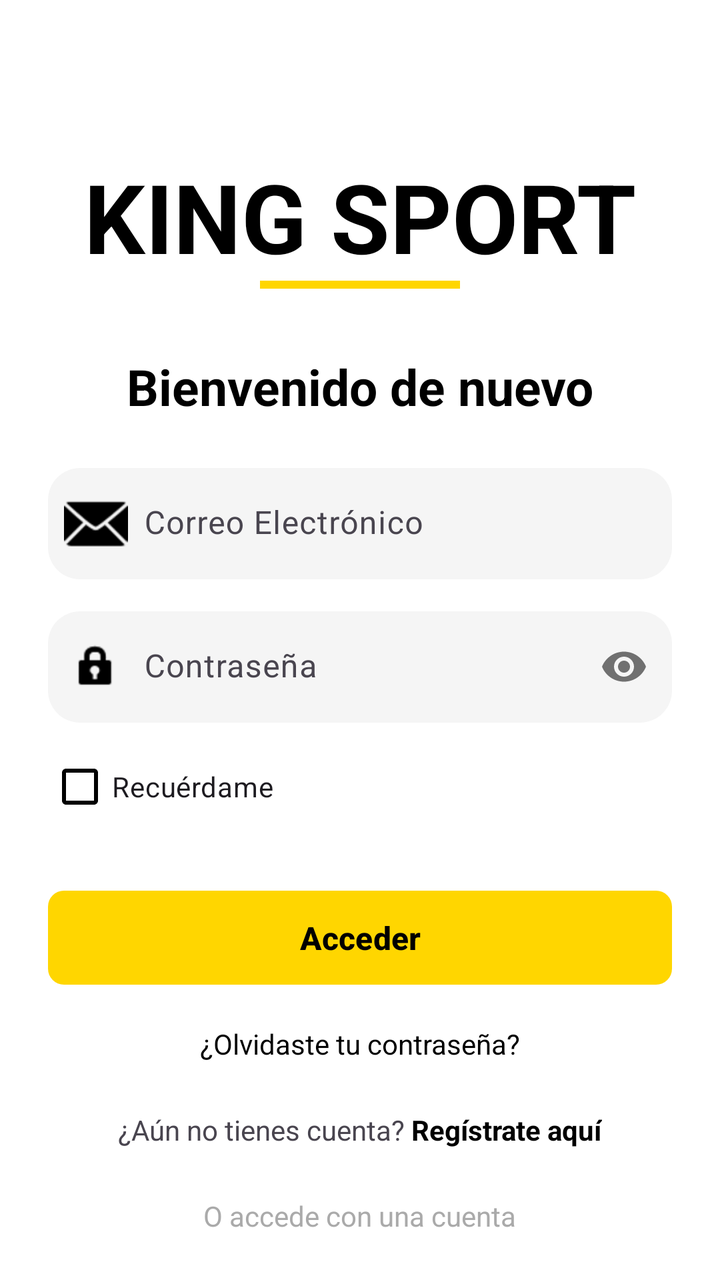
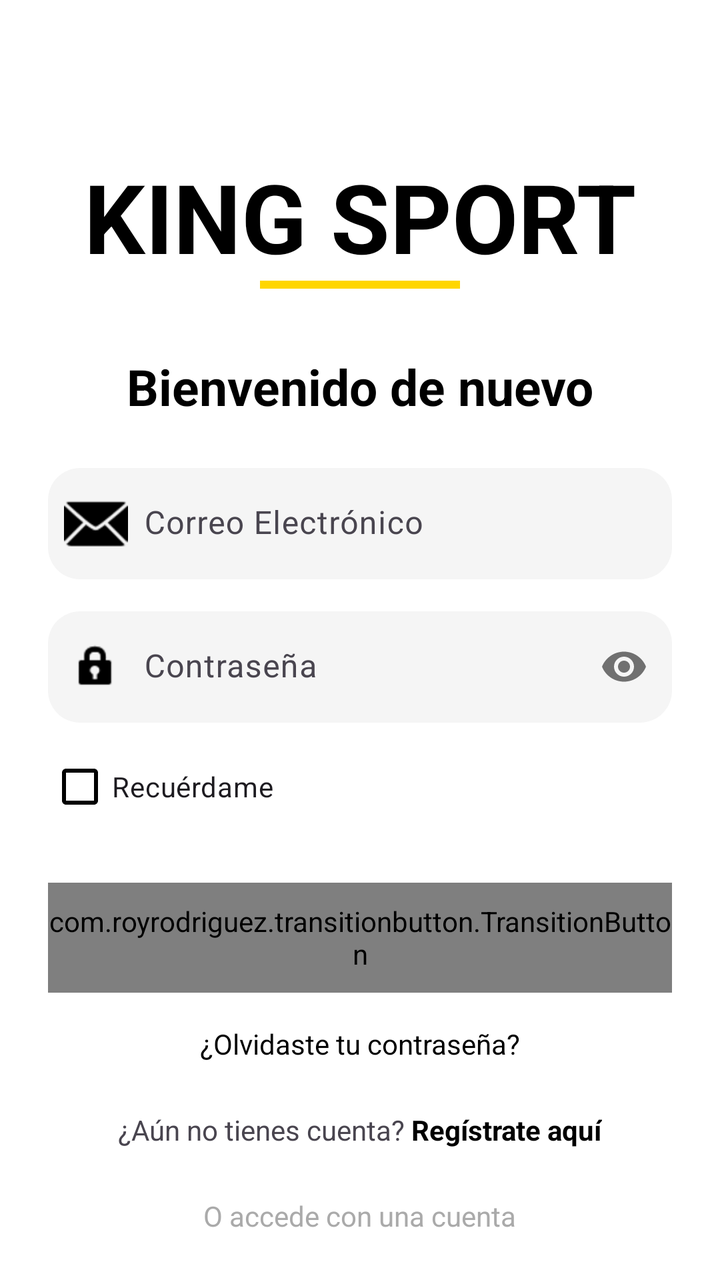

An Android layout rendered at two revisions. The XML below is the earlier revision; the diff shows what the commit changed to produce the second picture.
<!-- AndroidManifest.xml: application theme Theme.AppGimnasio -->
<!-- res/layout/activity_login.xml -->
<?xml version="1.0" encoding="utf-8"?>
<LinearLayout xmlns:android="http://schemas.android.com/apk/res/android"
    xmlns:app="http://schemas.android.com/apk/res-auto"
    xmlns:tools="http://schemas.android.com/tools"
    android:id="@+id/main"
    android:layout_width="match_parent"
    android:layout_height="match_parent"
    android:orientation="vertical"
    android:background="@color/white"
    android:padding="16dp">

    <androidx.constraintlayout.widget.ConstraintLayout
        android:layout_width="match_parent"
        android:layout_height="wrap_content">

        <TextView
            android:id="@+id/tvLogo"
            android:layout_width="wrap_content"
            android:layout_height="wrap_content"
            android:layout_marginTop="60dp"
            android:text="KING SPORT"
            android:textColor="@color/black"
            android:textSize="48sp"
            android:textStyle="bold"
            app:layout_constraintEnd_toEndOf="parent"
            app:layout_constraintStart_toStartOf="parent"
            app:layout_constraintTop_toTopOf="parent" />

        <View
            android:layout_width="100dp"
            android:layout_height="4dp"
            android:background="@color/yellow_gym"
            app:layout_constraintTop_toBottomOf="@id/tvLogo"
            app:layout_constraintStart_toStartOf="@id/tvLogo"
            app:layout_constraintEnd_toEndOf="@id/tvLogo"/>

    </androidx.constraintlayout.widget.ConstraintLayout>

    <TextView
        style="@style/titulo"
        android:layout_width="match_parent"
        android:layout_height="wrap_content"
        android:layout_marginTop="32dp"
        android:layout_marginBottom="24dp"
        android:text="Bienvenido de nuevo" />

    <com.google.android.material.textfield.TextInputLayout
        android:layout_width="match_parent"
        android:layout_height="wrap_content"
        android:layout_marginHorizontal="8dp"
        android:layout_marginBottom="16dp"
        app:boxBackgroundColor="#F5F5F5"
        app:boxBackgroundMode="filled"
        app:boxCornerRadiusBottomEnd="16dp"
        app:boxCornerRadiusBottomStart="16dp"
        app:boxCornerRadiusTopEnd="16dp"
        app:boxCornerRadiusTopStart="16dp"
        app:boxStrokeWidth="0dp"
        app:startIconDrawable="@android:drawable/ic_dialog_email"
        app:startIconTint="@color/black">

        <com.google.android.material.textfield.TextInputEditText
            android:id="@+id/etEmail"
            android:layout_width="match_parent"
            android:layout_height="wrap_content"
            android:hint="Correo Electrónico"
            android:inputType="textEmailAddress"
            android:paddingStart="48dp" />

    </com.google.android.material.textfield.TextInputLayout>

    <com.google.android.material.textfield.TextInputLayout
        android:layout_width="match_parent"
        android:layout_height="wrap_content"
        android:layout_marginHorizontal="8dp"
        app:boxBackgroundColor="#F5F5F5"
        app:boxBackgroundMode="filled"
        app:boxCornerRadiusBottomEnd="16dp"
        app:boxCornerRadiusBottomStart="16dp"
        app:boxCornerRadiusTopEnd="16dp"
        app:boxCornerRadiusTopStart="16dp"
        app:boxStrokeWidth="0dp"
        app:passwordToggleEnabled="true"
        app:startIconDrawable="@android:drawable/ic_lock_idle_lock"
        app:startIconTint="@color/black">

        <com.google.android.material.textfield.TextInputEditText
            android:id="@+id/etPassword"
            android:layout_width="match_parent"
            android:layout_height="wrap_content"
            android:hint="Contraseña"
            android:inputType="textPassword"
            android:paddingStart="48dp" />

    </com.google.android.material.textfield.TextInputLayout>

    <CheckBox
        android:id="@+id/cbRemember"
        android:layout_width="match_parent"
        android:layout_height="wrap_content"
        android:layout_marginHorizontal="8dp"
        android:layout_marginTop="8dp"
        android:text="Recuérdame"
        android:buttonTint="@color/black" />

    <com.google.android.material.button.MaterialButton
        android:id="@+id/btnLogin"
        style="@style/btnPrimary"
        android:layout_width="match_parent"
        android:layout_height="55dp"
        android:layout_marginHorizontal="8dp"
        android:layout_marginTop="24dp"
        android:text="Acceder"
        android:textAllCaps="false"
        android:textSize="16sp"
        android:textStyle="bold" />

    <TextView
        android:id="@+id/tvForgotPassword"
        android:layout_width="match_parent"
        android:layout_height="wrap_content"
        android:layout_marginTop="16dp"
        android:text="¿Olvidaste tu contraseña?"
        android:textAlignment="center"
        android:textColor="@color/black" />

    <LinearLayout
        android:layout_width="match_parent"
        android:layout_height="wrap_content"
        android:layout_marginTop="24dp"
        android:gravity="center"
        android:orientation="horizontal">

        <TextView
            android:layout_width="wrap_content"
            android:layout_height="wrap_content"
            android:text="¿Aún no tienes cuenta? " />

        <TextView
            android:id="@+id/tvCreateAccount"
            android:layout_width="wrap_content"
            android:layout_height="wrap_content"
            android:text="Regístrate aquí"
            android:textColor="@color/black"
            android:textStyle="bold" />
    </LinearLayout>

    <TextView
        android:layout_width="wrap_content"
        android:layout_height="wrap_content"
        android:layout_gravity="center"
        android:layout_marginTop="24dp"
        android:text="O accede con una cuenta"
        android:textColor="@android:color/darker_gray" />

    <ImageView
        android:id="@+id/ivGoogleLogin"
        android:layout_width="45dp"
        android:layout_height="45dp"
        android:layout_gravity="center"
        android:layout_marginTop="16dp"
        android:src="@drawable/ic_google" />

</LinearLayout>
<!-- resources referenced by this layout -->
<resources>
  <color name="black">#FF000000</color>
  <color name="white">#FFFFFFFF</color>
  <color name="yellow_gym">#FFD600</color>
  <!-- drawable ic_google (drawable) -->
  <vector xmlns:android="http://schemas.android.com/apk/res/android"
      android:width="50dp"
      android:height="50dp"
      android:viewportWidth="48"
      android:viewportHeight="48">
    <path
        android:pathData="M10.327,24C10.327,22.476 10.58,21.014 11.032,19.644L3.123,13.604C1.582,16.734 0.714,20.26 0.714,24C0.714,27.737 1.581,31.261 3.12,34.388L11.025,28.337C10.577,26.973 10.327,25.517 10.327,24"
        android:strokeWidth="1"
        android:fillColor="#FBBC05"
        android:fillType="evenOdd"
        android:strokeColor="#00000000"/>
    <path
        android:pathData="M24.214,10.133C27.525,10.133 30.516,11.307 32.866,13.227L39.702,6.4C35.536,2.773 30.195,0.533 24.214,0.533C14.927,0.533 6.945,5.844 3.123,13.604L11.032,19.644C12.855,14.112 18.049,10.133 24.214,10.133"
        android:strokeWidth="1"
        android:fillColor="#EB4335"
        android:fillType="evenOdd"
        android:strokeColor="#00000000"/>
    <path
        android:pathData="M24.214,37.867C18.049,37.867 12.855,33.888 11.032,28.356L3.123,34.395C6.945,42.156 14.927,47.467 24.214,47.467C29.945,47.467 35.418,45.431 39.525,41.618L32.018,35.814C29.9,37.149 27.232,37.867 24.214,37.867"
        android:strokeWidth="1"
        android:fillColor="#34A853"
        android:fillType="evenOdd"
        android:strokeColor="#00000000"/>
    <path
        android:pathData="M46.645,24C46.645,22.613 46.432,21.12 46.111,19.733L24.214,19.733L24.214,28.8L36.818,28.8C36.188,31.891 34.472,34.268 32.018,35.814L39.525,41.618C43.839,37.614 46.645,31.649 46.645,24"
        android:strokeWidth="1"
        android:fillColor="#4285F4"
        android:fillType="evenOdd"
        android:strokeColor="#00000000"/>
  </vector>
  <style name="btnPrimary">
          <item name="backgroundTint">@color/yellow_gym</item>
          <item name="android:textColor">@color/black</item>
          <item name="cornerRadius">8dp</item>
      </style>
  <style name="titulo">
          <item name="android:textSize">25sp</item>
          <item name="android:textStyle">bold</item>
          <item name="android:textColor">@color/black</item>
          <item name="android:textAlignment">center</item>
      </style>
  <style name="Theme.AppGimnasio" parent="Base.Theme.AppGimnasio" />
  <style name="Base.Theme.AppGimnasio" parent="Theme.Material3.DayNight.NoActionBar">
          
          <item name="colorPrimary">@color/yellow_gym</item>
          <item name="colorOnPrimary">@color/black</item>
          <item name="colorSecondary">@color/black</item>
          <item name="colorOnSecondary">@color/white</item>
          <item name="android:statusBarColor">@color/black</item>
      </style>
</resources>

<!-- the commit's change to res/layout/activity_login.xml (unified diff, before → after) -->
@@ -103,17 +103,20 @@
         android:text="Recuérdame"
         android:buttonTint="@color/black" />
 
-    <com.google.android.material.button.MaterialButton
+    <com.royrodriguez.transitionbutton.TransitionButton
         android:id="@+id/btnLogin"
-        style="@style/btnPrimary"
         android:layout_width="match_parent"
         android:layout_height="55dp"
         android:layout_marginHorizontal="8dp"
         android:layout_marginTop="24dp"
+        android:layout_gravity="center_horizontal"
         android:text="Acceder"
         android:textAllCaps="false"
         android:textSize="16sp"
-        android:textStyle="bold" />
+        android:textStyle="bold"
+        android:textColor="@color/black"
+        app:defaultColor="@color/yellow_gym"
+        app:loaderColor="@color/white" />
 
     <TextView
         android:id="@+id/tvForgotPassword"
<!-- resource entries referenced after the edit -->
@@ -34,11 +34,6 @@
         android:fillType="evenOdd"
         android:strokeColor="#00000000"/>
   </vector>
-  <style name="btnPrimary">
-          <item name="backgroundTint">@color/yellow_gym</item>
-          <item name="android:textColor">@color/black</item>
-          <item name="cornerRadius">8dp</item>
-      </style>
   <style name="titulo">
           <item name="android:textSize">25sp</item>
           <item name="android:textStyle">bold</item>
